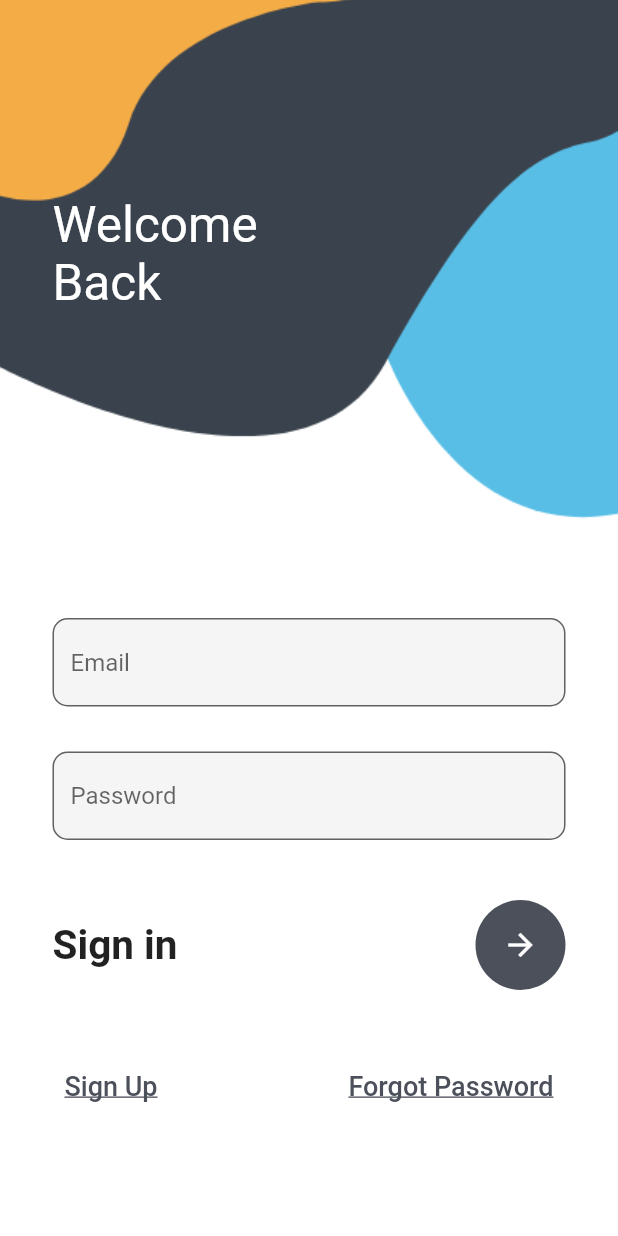
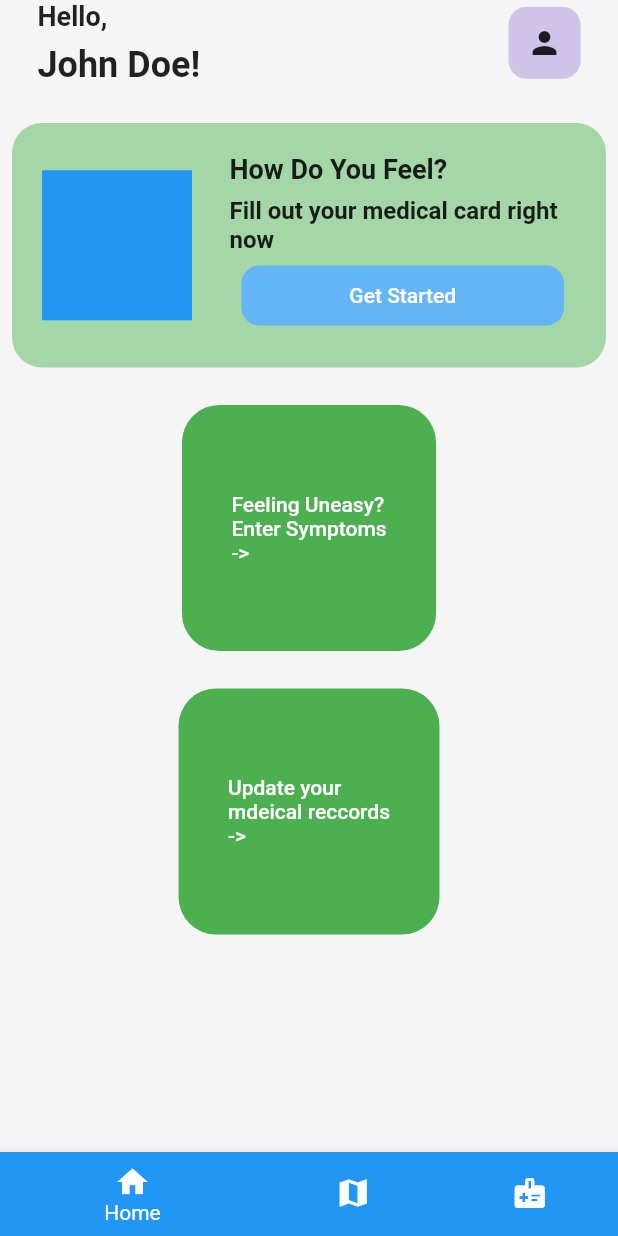
Before and after one commit to pranav-bot/muj-hackathon, a Flutter app: the screen it shows after launch, on a phone screen of 412 x 824 dp. Run offline on Flutter 3.47's test engine with Material 2 defaults, Android fonts, the phone set to English and light mode, and no system bars; our stand-ins replace firebase_core; accounts and stored records are empty.

Commit message:
HomePage Added

```diff
--- a/Flutter-app/lib/main.dart
+++ b/Flutter-app/lib/main.dart
@@ -1,14 +1,59 @@
 import 'package:flutter/material.dart';
+import 'package:mujhackathon/views/homeview.dart';
 import 'package:mujhackathon/views/loginview.dart';
+import 'package:mujhackathon/views/mapview.dart';
 import 'package:mujhackathon/views/registerview.dart';
+import 'package:mujhackathon/views/storeview.dart';
 
 void main() {
   runApp(MaterialApp(
     debugShowCheckedModeBanner: false,
-    initialRoute: 'login',
+    initialRoute: 'nav',
     routes: {
+      'home': (context) => HomePageView(),
       'register': (context) => MyRegister(),
-      'login': (context) => LoginView()
+      'login': (context) => LoginView(),
+      'map': (context) => MapView(),
+      'store': (context) => StoreView(),
+      'nav': (context) => NavView(),
     },
   ));
 }
+
+class NavView extends StatefulWidget {
+  const NavView({super.key});
+
+  @override
+  State<NavView> createState() => _NavViewState();
+}
+
+class _NavViewState extends State<NavView> {
+  int currentIndex = 0;
+  final screens = [HomePageView(), MapView(), StoreView()];
+  @override
+  Widget build(BuildContext context) {
+    return Scaffold(
+        body: screens[currentIndex],
+        bottomNavigationBar: BottomNavigationBar(
+          currentIndex: currentIndex,
+          onTap: (index) => setState(
+            () => currentIndex = index,
+          ),
+          type: BottomNavigationBarType.shifting,
+          items: [
+            const BottomNavigationBarItem(
+                icon: Icon(Icons.home),
+                label: "Home",
+                backgroundColor: Colors.blue),
+            const BottomNavigationBarItem(
+                icon: Icon(Icons.map),
+                label: 'Map',
+                backgroundColor: Colors.green),
+            const BottomNavigationBarItem(
+                icon: Icon(Icons.medical_information),
+                label: 'Store',
+                backgroundColor: Colors.purple),
+          ],
+        ));
+  }
+}
--- /dev/null
+++ b/Flutter-app/lib/views/homeview.dart
@@ -0,0 +1,159 @@
+import 'dart:developer';
+import 'dart:ui';
+
+import 'package:flutter/material.dart';
+import 'package:flutter/src/widgets/container.dart';
+import 'package:flutter/src/widgets/framework.dart';
+
+class HomePageView extends StatefulWidget {
+  const HomePageView({super.key});
+
+  @override
+  State<HomePageView> createState() => _HomePageViewState();
+}
+
+class _HomePageViewState extends State<HomePageView> {
+  int currentIndex = 0;
+  final screens = ['home', 'map', 'store'];
+  @override
+  Widget build(BuildContext context) {
+    return Scaffold(
+      backgroundColor: Colors.grey[100],
+      body: SafeArea(
+        child: Column(children: [
+          Padding(
+            padding: const EdgeInsets.symmetric(horizontal: 25),
+            child: Row(
+              mainAxisAlignment: MainAxisAlignment.spaceBetween,
+              children: [
+                Column(
+                  crossAxisAlignment: CrossAxisAlignment.start,
+                  children: [
+                    Text(
+                      'Hello,',
+                      style: TextStyle(
+                        fontWeight: FontWeight.bold,
+                        fontSize: 18,
+                      ),
+                    ),
+                    SizedBox(
+                      height: 8,
+                    ),
+                    Text(
+                      'John Doe!',
+                      style: TextStyle(
+                        fontSize: 24,
+                        fontWeight: FontWeight.bold,
+                      ),
+                    ),
+                  ],
+                ),
+                Container(
+                    padding: const EdgeInsets.all(12),
+                    decoration: BoxDecoration(
+                      color: Colors.deepPurple[100],
+                      borderRadius: BorderRadius.circular(12),
+                    ),
+                    child: const Icon(Icons.person))
+              ],
+            ),
+          ),
+          const SizedBox(
+            height: 25,
+          ),
+          Padding(
+            padding: const EdgeInsets.symmetric(horizontal: 8.0),
+            child: Container(
+              padding: const EdgeInsets.all(20),
+              decoration: BoxDecoration(
+                  color: Colors.green[200],
+                  borderRadius: BorderRadius.circular(20)),
+              child: Row(children: [
+                Container(
+                  height: 100,
+                  width: 100,
+                  color: Colors.blue,
+                ),
+                const SizedBox(
+                  width: 25,
+                ),
+                Expanded(
+                  child: Column(
+                    crossAxisAlignment: CrossAxisAlignment.start,
+                    children: [
+                      const Text(
+                        "How Do You Feel?",
+                        style: TextStyle(
+                          fontWeight: FontWeight.bold,
+                          fontSize: 18,
+                        ),
+                      ),
+                      const SizedBox(
+                        height: 8,
+                      ),
+                      const Text(
+                        "Fill out your medical card right now",
+                        style: TextStyle(
+                          fontWeight: FontWeight.bold,
+                          fontSize: 16,
+                        ),
+                      ),
+                      const SizedBox(
+                        height: 0,
+                      ),
+                      TextButton(
+                        onPressed: () {},
+                        child: Container(
+                          padding: const EdgeInsets.all(12),
+                          decoration: BoxDecoration(
+                              color: Colors.blue[300],
+                              borderRadius: BorderRadius.circular(12)),
+                          child: const Center(
+                            child: Text(
+                              'Get Started',
+                              style: TextStyle(color: Colors.white),
+                            ),
+                          ),
+                        ),
+                      )
+                    ],
+                  ),
+                )
+              ]),
+            ),
+          ),
+          const SizedBox(
+            height: 25,
+          ),
+          Container(
+            decoration: BoxDecoration(
+                color: Colors.green, borderRadius: BorderRadius.circular(25)),
+            padding: const EdgeInsets.symmetric(horizontal: 25, vertical: 50),
+            child: TextButton(
+              onPressed: () {},
+              child: const Text(
+                "Feeling Uneasy?\nEnter Symptoms\n->",
+                style: TextStyle(color: Colors.white),
+              ),
+            ),
+          ),
+          SizedBox(
+            height: 25,
+          ),
+          Container(
+            decoration: BoxDecoration(
+                color: Colors.green, borderRadius: BorderRadius.circular(25)),
+            padding: const EdgeInsets.symmetric(horizontal: 25, vertical: 50),
+            child: TextButton(
+              onPressed: () {},
+              child: const Text(
+                "Update your\nmdeical reccords\n->",
+                style: TextStyle(color: Colors.white),
+              ),
+            ),
+          ),
+        ]),
+      ),
+    );
+  }
+}
--- /dev/null
+++ b/Flutter-app/lib/views/mapview.dart
@@ -0,0 +1,17 @@
+import 'package:flutter/material.dart';
+import 'package:flutter/src/widgets/container.dart';
+import 'package:flutter/src/widgets/framework.dart';
+
+class MapView extends StatefulWidget {
+  const MapView({super.key});
+
+  @override
+  State<MapView> createState() => _MapViewState();
+}
+
+class _MapViewState extends State<MapView> {
+  @override
+  Widget build(BuildContext context) {
+    return Scaffold();
+  }
+}
--- /dev/null
+++ b/Flutter-app/lib/views/storeview.dart
@@ -0,0 +1,17 @@
+import 'package:flutter/material.dart';
+import 'package:flutter/src/widgets/container.dart';
+import 'package:flutter/src/widgets/framework.dart';
+
+class StoreView extends StatefulWidget {
+  const StoreView({super.key});
+
+  @override
+  State<StoreView> createState() => _StoreViewState();
+}
+
+class _StoreViewState extends State<StoreView> {
+  @override
+  Widget build(BuildContext context) {
+    return Scaffold();
+  }
+}
```
